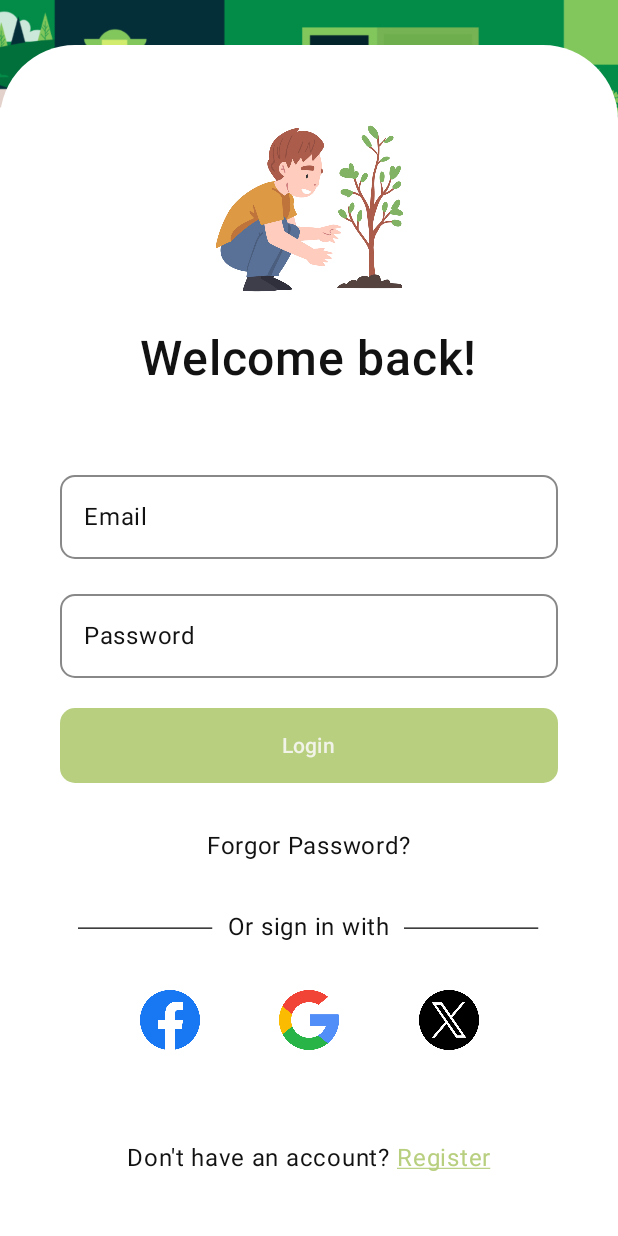
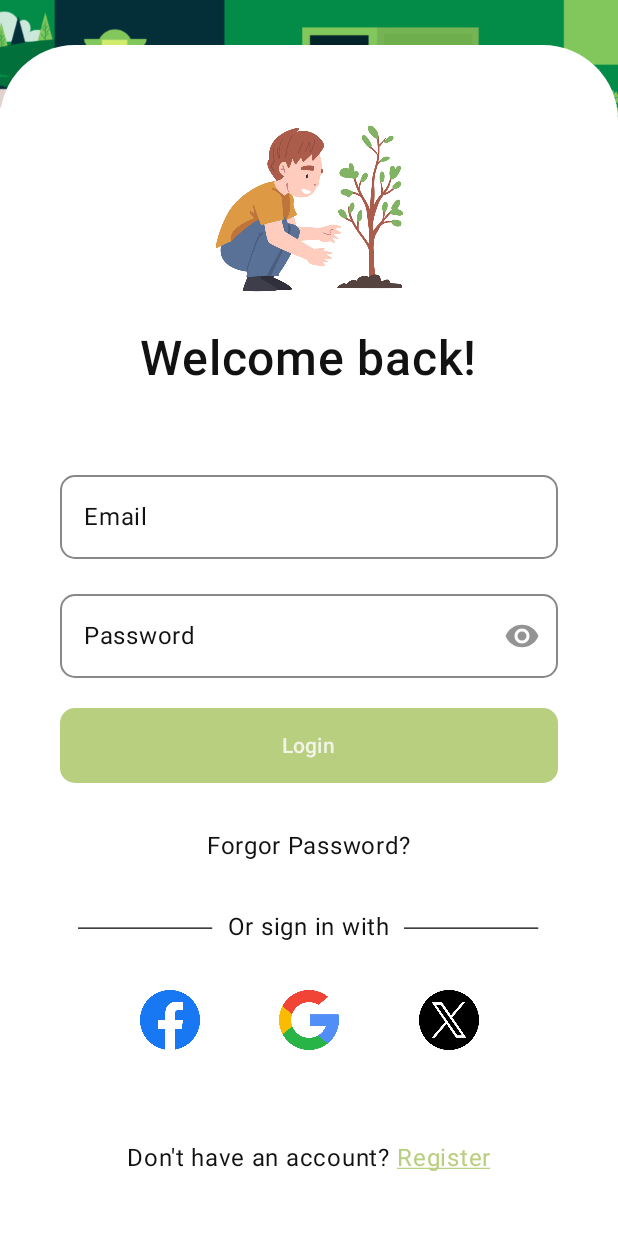
Before and after one commit to Smoll05/hackaton-sustaina, an Android app built with Jetpack Compose: the screen it shows after launch (MainActivity), on a phone screen of 412 x 824 dp. Run offline under Robolectric (Android 15) with nearby library versions, the phone set to English and light mode, and no system bars; our stand-ins replace Dagger/Hilt's generated code, Firebase (no records; nobody signed in at launch, a user with empty details on screens opened directly).

Commit message:
Added password visibility toggle in LoginScreen.

```diff
--- a/app/src/main/java/com/hackaton/sustaina/ui/camera/CameraScreen.kt
+++ b/app/src/main/java/com/hackaton/sustaina/ui/camera/CameraScreen.kt
@@ -99,7 +99,6 @@ fun CameraScreen(navController: NavController) {
     val context = LocalContext.current
     val coroutineScope = rememberCoroutineScope()
 
-    // Para sa flash animation inig capture
     var flashAlpha by remember { mutableStateOf(0f) }
     val animatedAlpha by animateFloatAsState(
         targetValue = flashAlpha,
--- a/app/src/main/java/com/hackaton/sustaina/ui/login/LoginScreen.kt
+++ b/app/src/main/java/com/hackaton/sustaina/ui/login/LoginScreen.kt
@@ -1,10 +1,7 @@
 package com.hackaton.sustaina
 
-import android.content.Intent
-import androidx.compose.foundation.BorderStroke
 import androidx.compose.foundation.Image
 import androidx.compose.foundation.background
-import androidx.compose.foundation.border
 import androidx.compose.foundation.clickable
 import androidx.compose.foundation.layout.Arrangement
 import androidx.compose.foundation.layout.Box
@@ -16,10 +13,14 @@ import androidx.compose.foundation.layout.fillMaxWidth
 import androidx.compose.foundation.layout.height
 import androidx.compose.foundation.layout.padding
 import androidx.compose.foundation.layout.size
-import androidx.compose.foundation.layout.width
 import androidx.compose.foundation.shape.RoundedCornerShape
+import androidx.compose.material.icons.Icons
+import androidx.compose.material.icons.filled.Visibility
+import androidx.compose.material.icons.filled.VisibilityOff
 import androidx.compose.material3.Button
 import androidx.compose.material3.ButtonDefaults
+import androidx.compose.material3.Icon
+import androidx.compose.material3.IconButton
 import androidx.compose.material3.MaterialTheme
 import androidx.compose.material3.OutlinedTextField
 import androidx.compose.material3.OutlinedTextFieldDefaults
@@ -29,13 +30,13 @@ import androidx.compose.runtime.mutableStateOf
 import androidx.compose.runtime.*
 import androidx.compose.ui.Alignment
 import androidx.compose.ui.Modifier
-import androidx.compose.ui.graphics.Color
 import androidx.compose.ui.layout.ContentScale
-import androidx.compose.ui.platform.LocalUriHandler
+import androidx.compose.ui.res.colorResource
 import androidx.compose.ui.res.painterResource
 import androidx.compose.ui.text.TextStyle
 import androidx.compose.ui.text.font.FontWeight
 import androidx.compose.ui.text.input.PasswordVisualTransformation
+import androidx.compose.ui.text.input.VisualTransformation
 import androidx.compose.ui.text.style.TextDecoration
 import androidx.compose.ui.unit.dp
 import androidx.compose.ui.unit.sp
@@ -43,7 +44,6 @@ import androidx.navigation.NavController
 import androidx.navigation.compose.rememberNavController
 import com.hackaton.sustaina.ui.login.LoginViewModel
 import com.hackaton.sustaina.ui.navigation.Routes
-import com.hackaton.sustaina.ui.theme.LeafyGreen
 import androidx.hilt.navigation.compose.hiltViewModel
 import com.hackaton.sustaina.ui.login.LoginState
 
@@ -116,14 +116,6 @@ fun LoginPage(navController: NavController,
                     modifier = Modifier.size(150.dp)
                 )
 
-//        Text(
-//            text = "Sustaina",
-//            fontSize = 32.sp,
-//            fontWeight = FontWeight.Bold
-//        )
-
-//        Spacer(Modifier.height(4.dp))
-
                 Text(
                     text = "Welcome back!",
                     color = MaterialTheme.colorScheme.onBackground,
@@ -159,6 +151,7 @@ fun LoginPage(navController: NavController,
 
                 Spacer(Modifier.height(15.dp))
 
+                var passwordVisible by remember { mutableStateOf(false) }
                 OutlinedTextField(
                     value = password,
                     onValueChange = { password = it },
@@ -173,14 +166,32 @@ fun LoginPage(navController: NavController,
                         .background(MaterialTheme.colorScheme.background),
                     shape = RoundedCornerShape(10.dp),
                     textStyle = TextStyle(color = MaterialTheme.colorScheme.onBackground),
+                    trailingIcon = {
+                        val image = if (passwordVisible)
+                            Icons.Default.VisibilityOff
+                        else
+                            Icons.Default.Visibility
+
+                        val description = "Password visibility"
+
+                        IconButton(
+                            onClick = { passwordVisible = !passwordVisible }
+                        ) {
+                            Icon(
+                                imageVector = image,
+                                contentDescription = description,
+                                tint = colorResource(R.color.off_grey)
+                            )
+                        }
+                    },
+                    visualTransformation = if (passwordVisible) VisualTransformation.None else PasswordVisualTransformation(),
                     colors = OutlinedTextFieldDefaults.colors(
                         focusedBorderColor = MaterialTheme.colorScheme.primary,
                         unfocusedBorderColor = MaterialTheme.colorScheme.onSurface.copy(alpha = 0.5f),
                         cursorColor = MaterialTheme.colorScheme.primary,
                         focusedLabelColor = MaterialTheme.colorScheme.primary,
                         unfocusedLabelColor = MaterialTheme.colorScheme.onSurface.copy(alpha = 0.7f)
-                    ),
-                    visualTransformation = PasswordVisualTransformation()
+                    )
                 )
 
                 Spacer(Modifier.height(20.dp))
```
